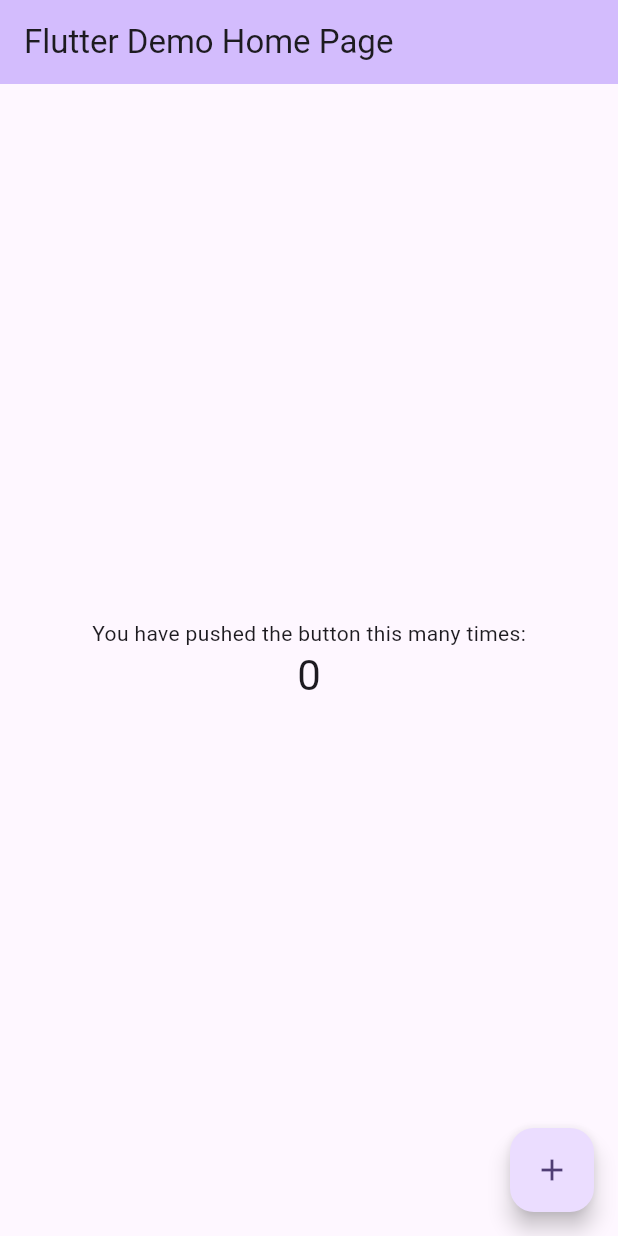
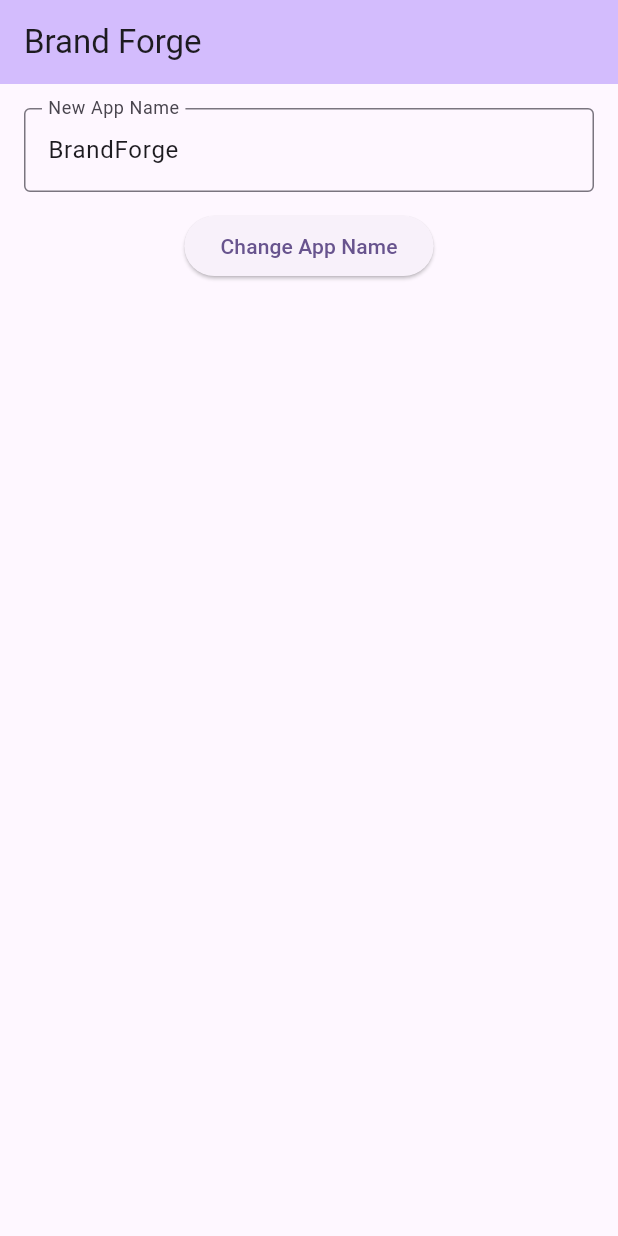
Before and after one commit to Dhanabhon/brand_forge, a Flutter app: the screen it shows after launch, on a phone screen of 412 x 824 dp. Run offline on Flutter 3.47's test engine with Material 3 defaults, Android fonts, the phone set to English and light mode, and no system bars.

Commit message:
refactor: handle platform using platform_helper and update example project

```diff
--- a/bin/main.dart
+++ b/bin/main.dart
@@ -1,5 +1,6 @@
 import 'package:args/args.dart';
 import 'package:brand_forge/brand_forge.dart';
+import 'package:brand_forge/helpers/platform_helper.dart';
 
 void main(List<String> arguments) {
   BrandForge.showIntroduction();
@@ -48,35 +49,44 @@ void main(List<String> arguments) {
 
   // Handle App Name Changes
   if (argResults['ios-name'] != null) {
-    BrandForge.changeAppName(Platform.iOS, argResults['ios-name']!);
+    BrandForge.changeAppName(ForgePlatform.iOS, argResults['ios-name']!);
   } else if (argResults['android-name'] != null) {
-    BrandForge.changeAppName(Platform.android, argResults['android-name']!);
+    BrandForge.changeAppName(
+      ForgePlatform.android,
+      argResults['android-name']!,
+    );
   } else if (argResults['windows-name'] != null) {
-    BrandForge.changeAppName(Platform.windows, argResults['windows-name']!);
+    BrandForge.changeAppName(
+      ForgePlatform.windows,
+      argResults['windows-name']!,
+    );
   } else if (argResults['macos-name'] != null) {
-    BrandForge.changeAppName(Platform.macOS, argResults['macos-name']!);
+    BrandForge.changeAppName(ForgePlatform.macOS, argResults['macos-name']!);
   } else if (argResults['linux-name'] != null) {
-    BrandForge.changeAppName(Platform.linux, argResults['linux-name']!);
+    BrandForge.changeAppName(ForgePlatform.linux, argResults['linux-name']!);
   } else if (argResults['all-name'] != null) {
     final allName = argResults['all-name']!;
-    BrandForge.changeAppName(Platform.iOS, allName);
-    BrandForge.changeAppName(Platform.android, allName);
-    BrandForge.changeAppName(Platform.windows, allName);
-    BrandForge.changeAppName(Platform.macOS, allName);
-    BrandForge.changeAppName(Platform.linux, allName);
+    BrandForge.changeAppName(ForgePlatform.iOS, allName);
+    BrandForge.changeAppName(ForgePlatform.android, allName);
+    BrandForge.changeAppName(ForgePlatform.windows, allName);
+    BrandForge.changeAppName(ForgePlatform.macOS, allName);
+    BrandForge.changeAppName(ForgePlatform.linux, allName);
   }
 
   // Handle App Icon Changes
   if (argResults['ios-icon'] != null) {
-    BrandForge.changeAppIcon(Platform.iOS, argResults['ios-icon']!);
+    BrandForge.changeAppIcon(ForgePlatform.iOS, argResults['ios-icon']!);
   } else if (argResults['android-icon'] != null) {
-    BrandForge.changeAppIcon(Platform.android, argResults['android-icon']!);
+    BrandForge.changeAppIcon(
+      ForgePlatform.android,
+      argResults['android-icon']!,
+    );
   } else if (argResults['all-icon'] != null) {
     final allIcon = argResults['all-icon']!;
-    BrandForge.changeAppIcon(Platform.iOS, allIcon);
-    BrandForge.changeAppIcon(Platform.android, allIcon);
-    // BrandForge.changeAppIcon(Platform.macOS, allIcon);
-    // BrandForge.changeAppIcon(Platform.windows, allIcon);
-    // BrandForge.changeAppIcon(Platform.linux, allIcon);
+    BrandForge.changeAppIcon(ForgePlatform.iOS, allIcon);
+    BrandForge.changeAppIcon(ForgePlatform.android, allIcon);
+    // BrandForge.changeAppIcon(ForgePlatform.macOS, allIcon);
+    // BrandForge.changeAppIcon(ForgePlatform.windows, allIcon);
+    // BrandForge.changeAppIcon(ForgePlatform.linux, allIcon);
   }
 }
--- a/example/analysis_options.yaml
+++ b/example/analysis_options.yaml
@@ -7,6 +7,9 @@
 
 # The following line activates a set of recommended lints for Flutter apps,
 # packages, and plugins designed to encourage good coding practices.
+analyzer:
+  errors:
+    depend_on_referenced_packages: ignore
 include: package:flutter_lints/flutter.yaml
 
 linter:
--- a/example/lib/main.dart
+++ b/example/lib/main.dart
@@ -1,4 +1,7 @@
 import 'package:flutter/material.dart';
+
+import 'package:brand_forge/brand_forge.dart';
+import 'package:brand_forge/helpers/platform_helper.dart';
 
 void main() {
   runApp(const MyApp());
@@ -7,116 +10,84 @@ void main() {
 class MyApp extends StatelessWidget {
   const MyApp({super.key});
 
-  // This widget is the root of your application.
   @override
   Widget build(BuildContext context) {
     return MaterialApp(
-      title: 'Flutter Demo',
+      title: 'BrandForge Demo',
       theme: ThemeData(
-        // This is the theme of your application.
-        //
-        // TRY THIS: Try running your application with "flutter run". You'll see
-        // the application has a purple toolbar. Then, without quitting the app,
-        // try changing the seedColor in the colorScheme below to Colors.green
-        // and then invoke "hot reload" (save your changes or press the "hot
-        // reload" button in a Flutter-supported IDE, or press "r" if you used
-        // the command line to start the app).
-        //
-        // Notice that the counter didn't reset back to zero; the application
-        // state is not lost during the reload. To reset the state, use hot
-        // restart instead.
-        //
-        // This works for code too, not just values: Most code changes can be
-        // tested with just a hot reload.
         colorScheme: ColorScheme.fromSeed(seedColor: Colors.deepPurple),
       ),
-      home: const MyHomePage(title: 'Flutter Demo Home Page'),
+      home: const HomePage(title: 'Brand Forge'),
     );
   }
 }
 
-class MyHomePage extends StatefulWidget {
-  const MyHomePage({super.key, required this.title});
-
-  // This widget is the home page of your application. It is stateful, meaning
-  // that it has a State object (defined below) that contains fields that affect
-  // how it looks.
-
-  // This class is the configuration for the state. It holds the values (in this
-  // case the title) provided by the parent (in this case the App widget) and
-  // used by the build method of the State. Fields in a Widget subclass are
-  // always marked "final".
+class HomePage extends StatefulWidget {
+  const HomePage({super.key, required this.title});
 
   final String title;
 
   @override
-  State<MyHomePage> createState() => _MyHomePageState();
+  State<HomePage> createState() => _MyHomePageState();
 }
 
-class _MyHomePageState extends State<MyHomePage> {
-  int _counter = 0;
+class _MyHomePageState extends State<HomePage> {
+  final TextEditingController _nameController = TextEditingController();
 
-  void _incrementCounter() {
-    setState(() {
-      // This call to setState tells the Flutter framework that something has
-      // changed in this State, which causes it to rerun the build method below
-      // so that the display can reflect the updated values. If we changed
-      // _counter without calling setState(), then the build method would not be
-      // called again, and so nothing would appear to happen.
-      _counter++;
-    });
+  @override
+  void initState() {
+    super.initState();
+    // Initialize the text field with the current app name
+    _nameController.text = "BrandForge";
+  }
+
+  // Method to change the app name
+  void _changeAppName() {
+    final newName = _nameController.text.trim();
+    if (newName.isEmpty) return;
+
+    try {
+      BrandForge.changeAppName(ForgePlatform.current, newName);
+      ScaffoldMessenger.of(context).showSnackBar(
+        const SnackBar(content: Text('App name changed successfully')),
+      );
+    } catch (e) {
+      ScaffoldMessenger.of(
+        context,
+      ).showSnackBar(SnackBar(content: Text('Failed to change app name: $e')));
+    }
   }
 
   @override
   Widget build(BuildContext context) {
-    // This method is rerun every time setState is called, for instance as done
-    // by the _incrementCounter method above.
-    //
-    // The Flutter framework has been optimized to make rerunning build methods
-    // fast, so that you can just rebuild anything that needs updating rather
-    // than having to individually change instances of widgets.
     return Scaffold(
       appBar: AppBar(
-        // TRY THIS: Try changing the color here to a specific color (to
-        // Colors.amber, perhaps?) and trigger a hot reload to see the AppBar
-        // change color while the other colors stay the same.
         backgroundColor: Theme.of(context).colorScheme.inversePrimary,
-        // Here we take the value from the MyHomePage object that was created by
-        // the App.build method, and use it to set our appbar title.
         title: Text(widget.title),
       ),
-      body: Center(
-        // Center is a layout widget. It takes a single child and positions it
-        // in the middle of the parent.
+      body: Padding(
+        padding: const EdgeInsets.all(16.0),
         child: Column(
-          // Column is also a layout widget. It takes a list of children and
-          // arranges them vertically. By default, it sizes itself to fit its
-          // children horizontally, and tries to be as tall as its parent.
-          //
-          // Column has various properties to control how it sizes itself and
-          // how it positions its children. Here we use mainAxisAlignment to
-          // center the children vertically; the main axis here is the vertical
-          // axis because Columns are vertical (the cross axis would be
-          // horizontal).
-          //
-          // TRY THIS: Invoke "debug painting" (choose the "Toggle Debug Paint"
-          // action in the IDE, or press "p" in the console), to see the
-          // wireframe for each widget.
-          mainAxisAlignment: MainAxisAlignment.center,
-          children: <Widget>[
-            const Text('You have pushed the button this many times:'),
-            Text(
-              '$_counter',
-              style: Theme.of(context).textTheme.headlineMedium,
+          children: [
+            TextField(
+              controller: _nameController,
+              decoration: const InputDecoration(
+                labelText: 'New App Name',
+                hintText: 'Enter new app name',
+                border: OutlineInputBorder(),
+              ),
             ),
+            const SizedBox(height: 12),
+            ElevatedButton(
+              onPressed: _changeAppName,
+              child: Text('Change App Name'),
+            ),
+            // const SizedBox(height: 24),
+            // const Text('Choose Icon App'),
+            // const SizedBox(height: 10),
           ],
         ),
       ),
-      floatingActionButton: FloatingActionButton(
-        onPressed: _incrementCounter,
-        tooltip: 'Increment',
-        child: const Icon(Icons.add),
-      ), // This trailing comma makes auto-formatting nicer for build methods.
     );
   }
 }
--- /dev/null
+++ b/lib/helpers/platform_helper.dart
@@ -0,0 +1,18 @@
+import 'dart:io';
+
+enum ForgePlatform {
+  android,
+  iOS,
+  windows,
+  macOS,
+  linux;
+
+  static ForgePlatform get current {
+    if (Platform.isAndroid) return ForgePlatform.android;
+    if (Platform.isIOS) return ForgePlatform.iOS;
+    if (Platform.isWindows) return ForgePlatform.windows;
+    if (Platform.isMacOS) return ForgePlatform.macOS;
+    if (Platform.isLinux) return ForgePlatform.linux;
+    throw UnsupportedError('Unsupported platform');
+  }
+}
```
Also changed, not shown: lib/brand_forge.dart (+13 -14 lines), example/pubspec.lock, 2 other files.
